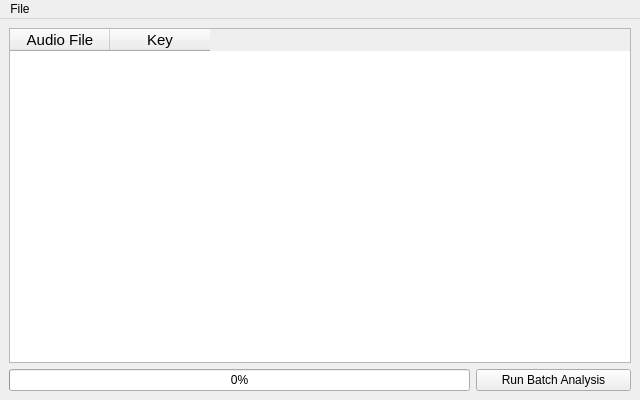
First picture: the form in batchwindow.ui, repository ibsh/is_KeyFinder, before the edit.
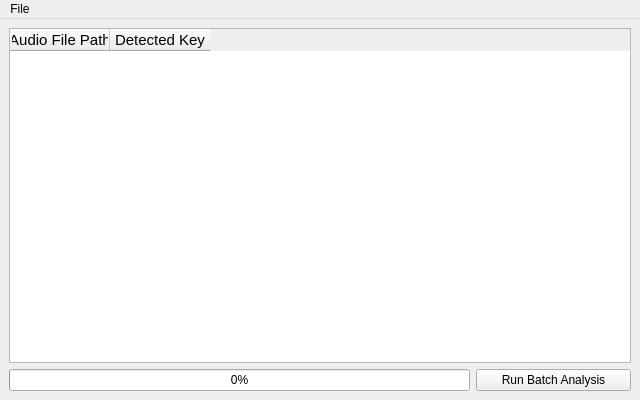
Second picture: the form after the edit.

Patch:
```diff
--- a/batchwindow.ui
+++ b/batchwindow.ui
@@ -33,12 +33,12 @@
       </property>
       <column>
        <property name="text">
-        <string>Audio File</string>
+        <string>Audio File Path</string>
        </property>
       </column>
       <column>
        <property name="text">
-        <string>Key</string>
+        <string>Detected Key</string>
        </property>
       </column>
      </widget>
```
Left out of the diff: 3 changed lines with no effect on the pictures.
